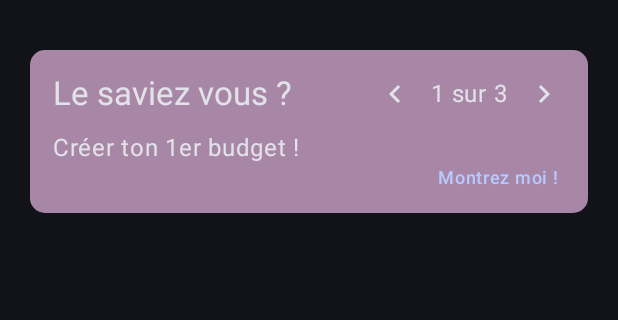
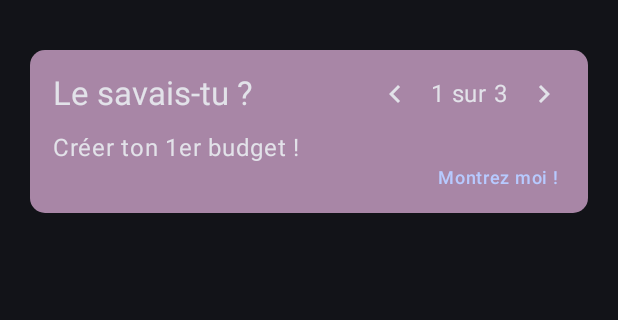
Before and after one commit to Jaetan-Salvetat/jBudget, an Android app built with Jetpack Compose: the screen it shows after launch once a user with an empty profile is signed in (MainActivity), on a phone screen of 412 x 824 dp, the part 69-389 px from its top. Run offline under Robolectric (Android 15) with nearby library versions, the phone set to English and light mode, and no system bars; our stand-ins replace Firebase (no records; nobody signed in at launch, a user with empty details on screens opened directly), accompanist.

Commit message:
Change tips title

```diff
--- a/app/src/main/res/values/strings.xml
+++ b/app/src/main/res/values/strings.xml
@@ -45,7 +45,7 @@
     <string name="theme_light">Clair</string>
     <string name="theme_dark">Sombre</string>
 
-    <string name="tips_title">Le saviez vous ?</string>
+    <string name="tips_title">Le savais-tu ?</string>
     <string name="tips_advance">%1$d sur %2$d</string>
     <string name="show_me_more">Montrez moi !</string>
 
```
